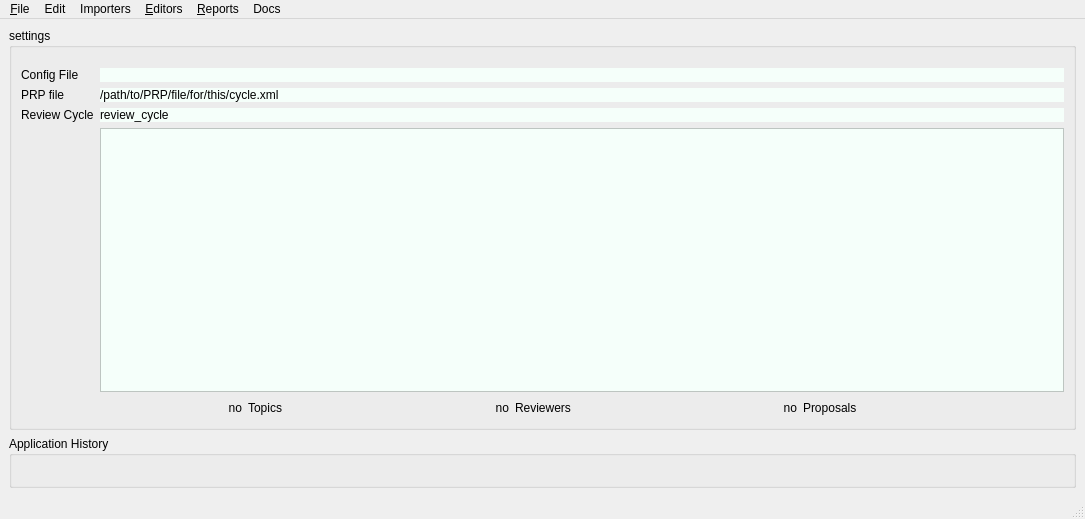
Before: the Qt Designer form src/Assign_GUP/resources/main_window.ui in prjemian/assign_gup, drawn with Qt 5.
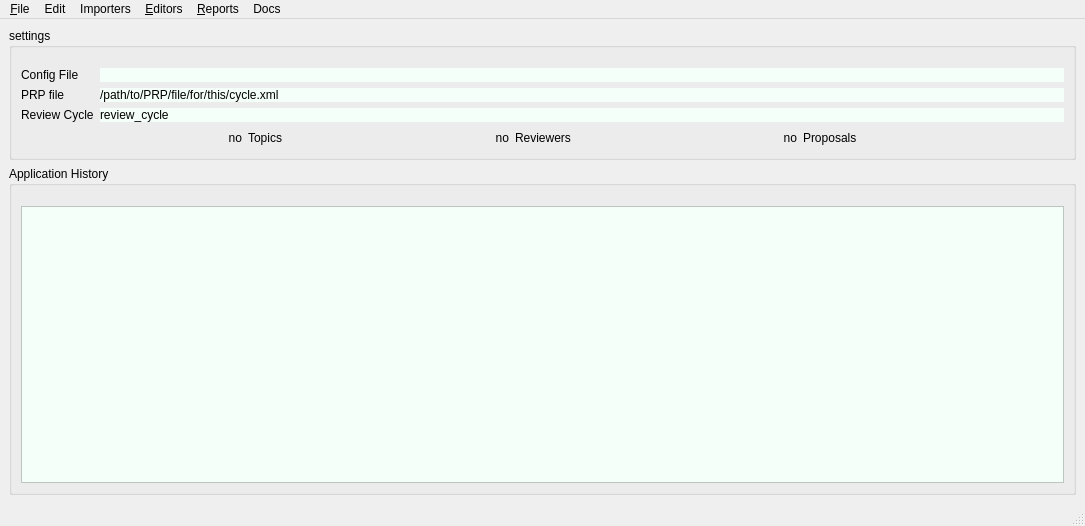
After: the same form once the commit is applied.

```diff
--- a/src/Assign_GUP/resources/main_window.ui
+++ b/src/Assign_GUP/resources/main_window.ui
@@ -7,7 +7,7 @@
     <x>0</x>
     <y>0</y>
     <width>1085</width>
-    <height>519</height>
+    <height>526</height>
    </rect>
   </property>
   <property name="windowTitle">
@@ -80,25 +80,6 @@
            </property>
           </widget>
          </item>
-         <item row="4" column="1">
-          <widget class="QPlainTextEdit" name="history">
-           <property name="minimumSize">
-            <size>
-             <width>0</width>
-             <height>100</height>
-            </size>
-           </property>
-           <property name="styleSheet">
-            <string notr="true">background: #F5FFFA</string>
-           </property>
-           <property name="lineWrapMode">
-            <enum>QPlainTextEdit::NoWrap</enum>
-           </property>
-           <property name="readOnly">
-            <bool>true</bool>
-           </property>
-          </widget>
-         </item>
         </layout>
        </item>
        <item row="1" column="0">
@@ -222,6 +203,25 @@
          <property name="topMargin">
           <number>20</number>
          </property>
+         <item>
+          <widget class="QPlainTextEdit" name="history">
+           <property name="minimumSize">
+            <size>
+             <width>0</width>
+             <height>100</height>
+            </size>
+           </property>
+           <property name="styleSheet">
+            <string notr="true">background: #F5FFFA</string>
+           </property>
+           <property name="lineWrapMode">
+            <enum>QPlainTextEdit::NoWrap</enum>
+           </property>
+           <property name="readOnly">
+            <bool>true</bool>
+           </property>
+          </widget>
+         </item>
         </layout>
        </widget>
       </item>
```
Left out of the diff: 2 changed lines with no effect on the pictures.
